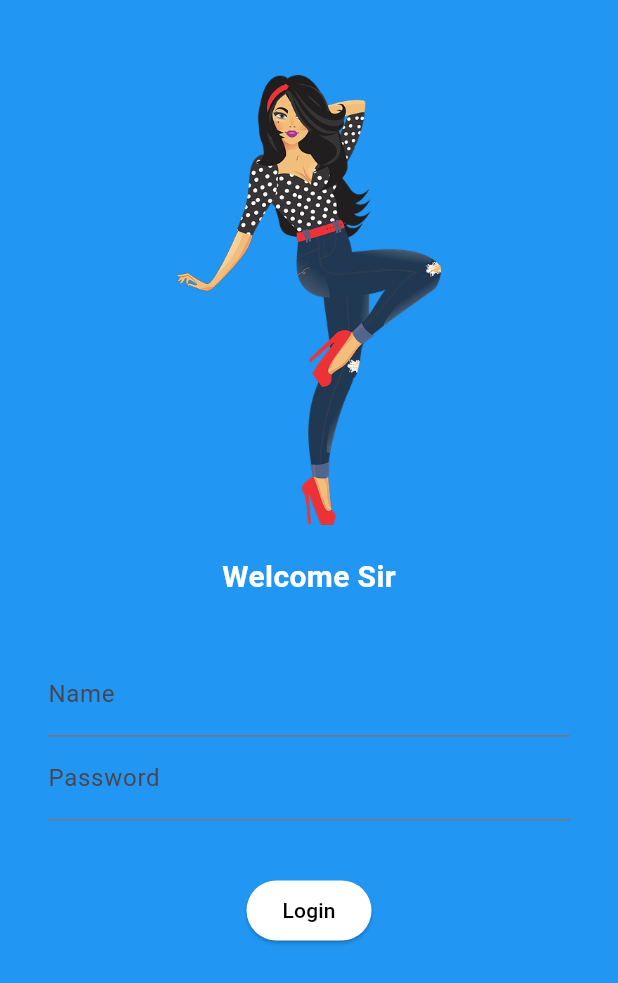
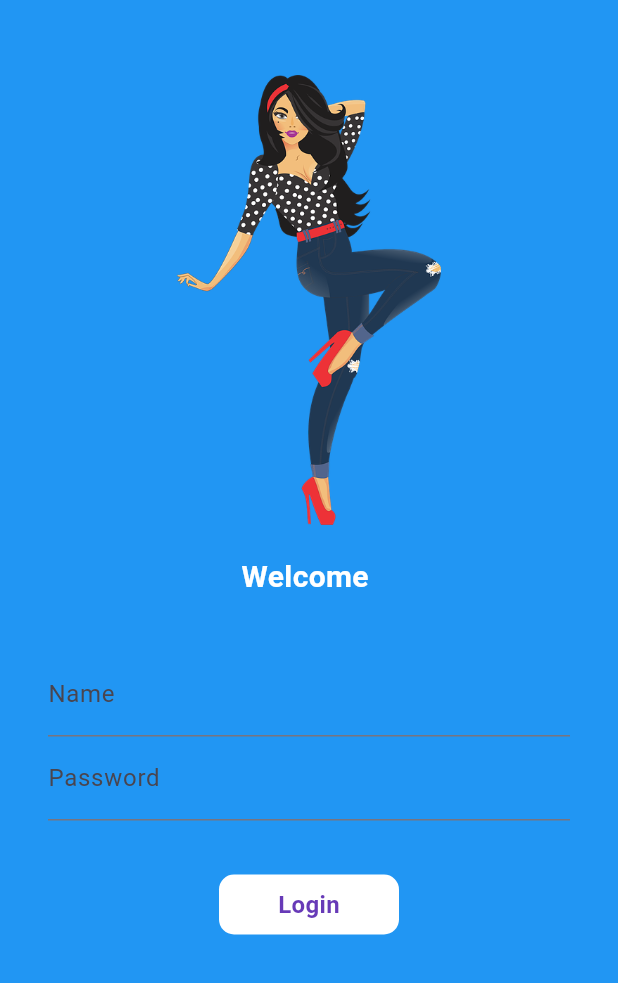
Before and after one commit to Sagar-Bisht/learn_flutter, a Flutter app: the screen it shows after launch, on a phone screen of 412 x 824 dp. Shown: the top 983 px of the screen. Run offline on Flutter 3.47's test engine with Material 3 defaults, Android fonts, the light colour scheme and no system bars.

Commit message:
day 5 complete

```diff
--- a/lib/main.dart
+++ b/lib/main.dart
@@ -1,6 +1,7 @@
 import 'package:flutter/material.dart';
 import 'package:my_flutter_test_pro/pages/home_page.dart';
 import 'package:my_flutter_test_pro/pages/login_page.dart';
+import 'package:my_flutter_test_pro/utils/routes.dart';
 
 class MyApp extends StatelessWidget {
   const MyApp({Key? key}) : super(key: key);
@@ -13,16 +14,16 @@ class MyApp extends StatelessWidget {
       darkTheme: ThemeData(
         brightness: Brightness.dark
       ),
-      initialRoute: "/login",
+      initialRoute: "/",
       routes: {
-          "/":(context)=> LoginPage() ,
-        "/login":(context) => LoginPage(),
-        "/home":(context) => HomePage()
+          "/":(context)=> const LoginPage() ,
+        MyRoutes.loginRoutes :(context) => const LoginPage(),
+        MyRoutes.homeRoutes:(context) => const HomePage()
       },
     );
   }
 }
 
 void main() {
-  runApp(MyApp());
+  runApp(const MyApp());
 }
--- a/lib/pages/login_page.dart
+++ b/lib/pages/login_page.dart
@@ -1,30 +1,37 @@
 import 'package:flutter/material.dart';
+import 'package:my_flutter_test_pro/utils/routes.dart';
 
-class LoginPage extends StatelessWidget {
+class LoginPage extends StatefulWidget {
   const LoginPage({super.key});
 
+  @override
+  State<LoginPage> createState() => _LoginPageState();
+}
+
+class _LoginPageState extends State<LoginPage> {
+  String name = "" ;
   @override
   Widget build(BuildContext context) {
     return Material(
         color: Colors.blue,
+        child: SingleChildScrollView(
           child: Column(
             children: [
-            SizedBox(
+              const SizedBox(
                 height: 50.0,
               ),
               Image.asset("assets/images/image.png",
-                fit: BoxFit.scaleDown, width: 500, height: 300),
-            SizedBox(
+                  fit: BoxFit.cover, height: 300),
+              const SizedBox(
                 height: 20.0,
               ),
-            const Text(
-              "Welcome Sir",
+               Text( "Welcome $name",
                 style: TextStyle(
                     fontSize: 20,
                     color: Colors.white,
                     fontWeight: FontWeight.bold),
               ),
-            SizedBox(
+              const SizedBox(
                 height: 20.0,
               ),
               Padding(
@@ -33,12 +40,18 @@ class LoginPage extends StatelessWidget {
                 child: Column(
                   children: [
                     TextFormField(
-                    decoration: InputDecoration(
+                      decoration: const InputDecoration(
                           hintText: "Enter Your Name", labelText: "Name"),
+                      onChanged: (value) {
+                        name = value;
+                        setState(() {
+                          build(context);
+                        });
+                      },
                     ),
                     TextFormField(
                       obscureText: true,
-                    decoration: InputDecoration(
+                      decoration: const InputDecoration(
                         hintText: "Enter Your Password",
                         labelText: "Password",
                       ),
@@ -46,20 +59,43 @@ class LoginPage extends StatelessWidget {
                   ],
                 ),
               ),
-            SizedBox(
+              const SizedBox(
                 height: 20.0,
               ),
-            ElevatedButton(
-              onPressed: () {
-                print("Hello sagar");
+
+              InkWell(
+                onTap:(){
+                  Navigator.pushNamed(context, MyRoutes.homeRoutes);
                 },
-              child: Text("Login"),
-              style: ButtonStyle(
-                foregroundColor: MaterialStateProperty.all(Colors.black) ,
-                backgroundColor: MaterialStatePropertyAll(Colors.white)
+                child: Container(
+                  width: 120,
+                  height: 40,
+                  alignment: Alignment.center,
+                  child: Text("Login" ,
+                    style: TextStyle(
+                    color: Colors.deepPurple ,
+                      fontSize: 16 ,
+                      fontWeight: FontWeight.bold
+                  ),
+                  ),
+                  decoration: BoxDecoration(
+                    color: Colors.white ,
+                    borderRadius:  BorderRadius.circular(10)
+                  )
                 ),
               )
+              /*ElevatedButton(
+                onPressed: () {
+                  Navigator.pushNamed(context, MyRoutes.homeRoutes);
+                },
+                style: ButtonStyle(
+                    foregroundColor: MaterialStateProperty.all(Colors.black),
+                    backgroundColor: MaterialStatePropertyAll(Colors.white),
+                    minimumSize: MaterialStatePropertyAll(Size(100, 40))),
+                child: const Text("Login"),
+              )*/
             ],
+          ),
         ));
   }
 }
--- /dev/null
+++ b/lib/utils/routes.dart
@@ -0,0 +1,4 @@
+class MyRoutes{
+  static String homeRoutes = "/home" ;
+  static String loginRoutes = "/login" ;
+}
```
Lines whose indentation alone changed are shown as unchanged.
